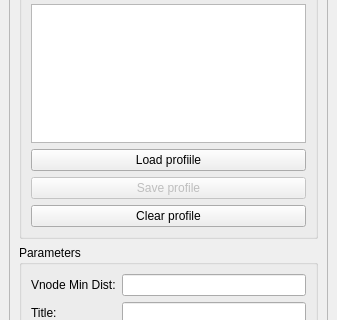
The window that core/ui/toolbars/om/profile.ui (Giswater/giswater_qgis_plugin) describes before a commit, drawn with Qt 5; both pictures show x 0 to 337 and y 101 to 421 of the 337 by 535 pixel window.
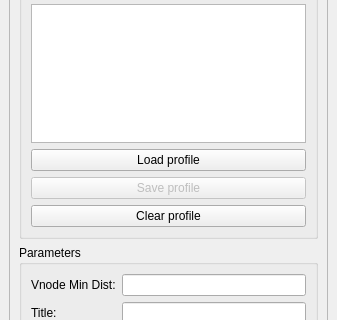
The same window after the commit. Icons and pictures are not drawn.

Commit message: fix(profile): refactor transalte files related to dlg and show correct translations

Patch:
```diff
--- a/core/ui/toolbars/om/profile.ui
+++ b/core/ui/toolbars/om/profile.ui
@@ -31,8 +31,8 @@
         <rect>
          <x>0</x>
          <y>0</y>
-         <width>292</width>
-         <height>420</height>
+         <width>317</width>
+         <height>430</height>
         </rect>
        </property>
        <layout class="QGridLayout" name="gridLayout">
@@ -131,7 +131,7 @@
            <item row="2" column="0" colspan="2">
             <widget class="QPushButton" name="btn_load_profile">
              <property name="text">
-              <string>Load profiile</string>
+              <string>Load profile</string>
              </property>
             </widget>
            </item>
```
The commit also changes 18 other files.
